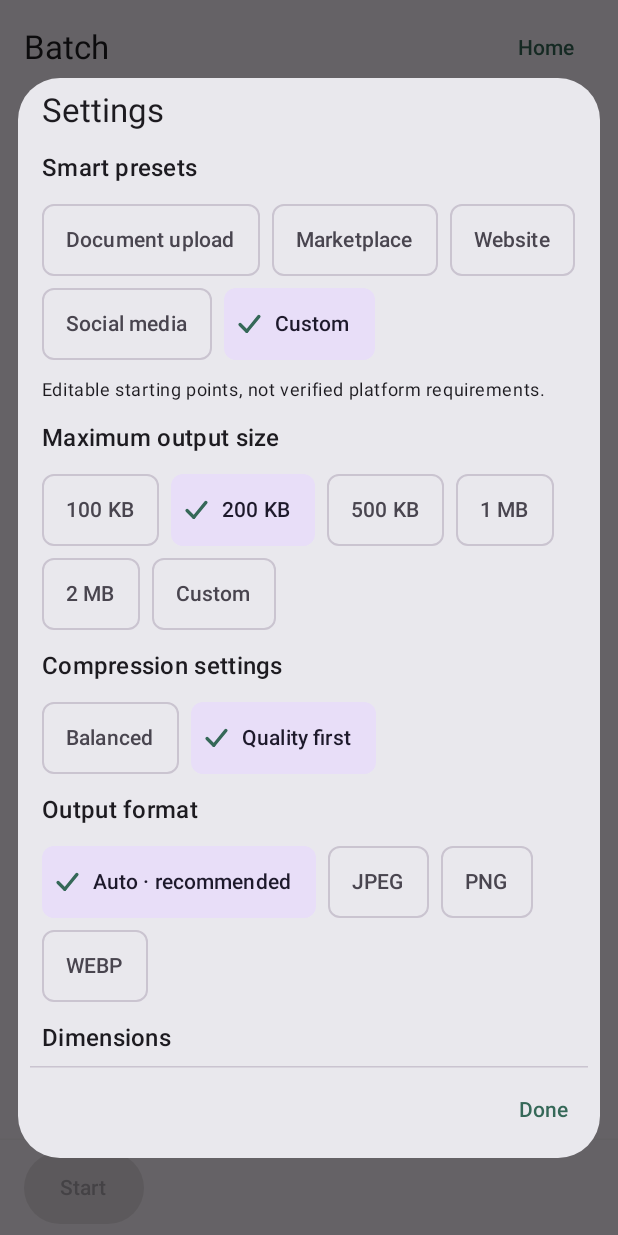
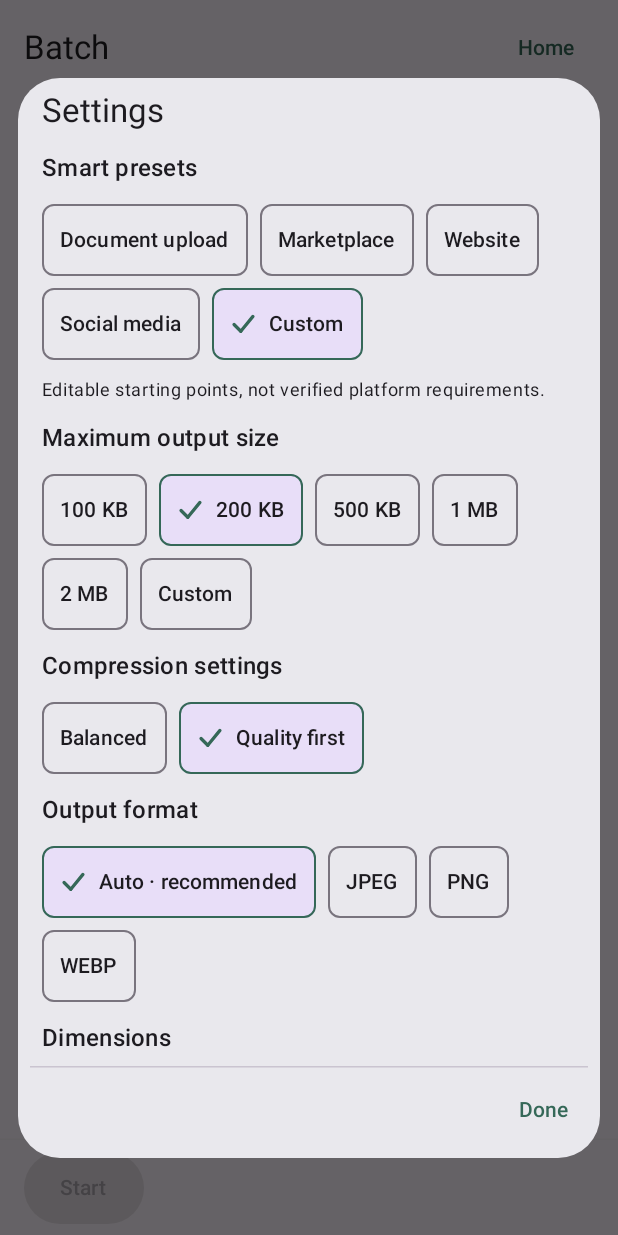
Before and after one commit to digitalfuturesolutions69/komprexo, an Android app built with Jetpack Compose: the screen it shows after launch (MainActivity), after a tap on "Settings", on a phone screen of 412 x 824 dp. Run offline under Robolectric (Android 15) with nearby library versions, the light colour scheme and no system bars; 1 other tap on this screen came first.

Commit message:
Keep dialog contrast and responsive choices explicit at large fonts

```diff
--- a/app/src/main/java/com/komprexo/app/ui/Phase2Screen.kt
+++ b/app/src/main/java/com/komprexo/app/ui/Phase2Screen.kt
@@ -84,7 +84,7 @@ fun Phase2Screen(model: Phase2ViewModel, onHome: ()->Unit) {
             FlowRow(Modifier.fillMaxWidth().navigationBarsPadding().imePadding().padding(horizontal=16.dp,vertical=8.dp),horizontalArrangement=Arrangement.spacedBy(8.dp),verticalArrangement=Arrangement.spacedBy(8.dp)) {
                 if(state.busy) OutlinedButton(model::cancel,modifier=Modifier.heightIn(min=48.dp).testTag("phase2Cancel")) { Text(stringResource(R.string.cancel)) }
                 else {
-                    Button(model::start,enabled=state.selection.isNotEmpty() && (batch || state.selection.first().source!=null),modifier=Modifier.heightIn(min=48.dp).testTag("phase2Start")) { Text(stringResource(R.string.process_images)) }
+                    if(state.outputs.isEmpty()) Button(model::start,enabled=state.selection.isNotEmpty() && (batch || state.selection.first().source!=null),modifier=Modifier.heightIn(min=48.dp).testTag("phase2Start")) { Text(stringResource(R.string.process_images)) }
                     if(state.outputs.isNotEmpty()) {
                         Button({ if(batch) {
                             try { folder.launch(Intent(Intent.ACTION_OPEN_DOCUMENT_TREE).addFlags(Intent.FLAG_GRANT_READ_URI_PERMISSION or Intent.FLAG_GRANT_WRITE_URI_PERMISSION)) }
@@ -127,6 +127,8 @@ fun Phase2Screen(model: Phase2ViewModel, onHome: ()->Unit) {
                             ResizeChoice.CUSTOM -> "${state.settings.width.ifBlank { "—" }} × ${state.settings.height.ifBlank { "—" }} · "+stringResource(if(state.settings.lockAspect) R.string.aspect_lock else R.string.custom_dimensions)
                         })
                         OutlinedButton({ showSettings=true },enabled=!state.busy,modifier=Modifier.heightIn(min=48.dp).testTag("toolSettings")) { Text(stringResource(R.string.tool_settings)) }
+                        if(state.outputs.isNotEmpty() && !state.busy) Button(model::start,
+                            modifier=Modifier.heightIn(min=48.dp).testTag("phase2Start")) { Text(stringResource(R.string.process_images)) }
                     }
                 }
                 if(state.settings.format==OutputFormat.JPEG && state.selection.any { it.thumbnail?.hasAlpha()==true })
--- a/app/src/main/java/com/komprexo/app/ui/ResponsiveComponents.kt
+++ b/app/src/main/java/com/komprexo/app/ui/ResponsiveComponents.kt
@@ -4,6 +4,12 @@ import android.view.WindowManager
 import android.os.Build
 import androidx.core.view.WindowInsetsControllerCompat
 import androidx.compose.foundation.Canvas
+import androidx.compose.foundation.BorderStroke
+import androidx.compose.foundation.selection.selectable
+import androidx.compose.ui.graphics.Color
+import androidx.compose.ui.geometry.Size
+import androidx.compose.ui.semantics.Role
+import androidx.compose.ui.platform.LocalDensity
 import androidx.compose.ui.geometry.Offset
 import androidx.compose.ui.graphics.StrokeCap
 import androidx.compose.foundation.isSystemInDarkTheme
@@ -49,10 +55,21 @@ fun ResponsiveSettingsDialog(title: String, onDismiss: () -> Unit, onConfirm: ()
                 val bars = WindowInsetsControllerCompat(window, window.decorView)
                 bars.isAppearanceLightStatusBars = !dark
                 bars.isAppearanceLightNavigationBars = !dark && Build.VERSION.SDK_INT >= 26
-                window.statusBarColor = android.graphics.Color.TRANSPARENT
+                window.statusBarColor = if(dark) android.graphics.Color.rgb(27,27,27) else android.graphics.Color.rgb(245,245,245)
                 window.navigationBarColor = if(dark || Build.VERSION.SDK_INT < 26) android.graphics.Color.rgb(27,27,27)
                     else android.graphics.Color.rgb(245,245,245)
             }
+        }
+        val density=LocalDensity.current
+        val statusHeight=WindowInsets.statusBars.getTop(density).toFloat()
+        val navigationHeight=WindowInsets.navigationBars.getBottom(density).toFloat()
+        val statusBackground=if(dark) Color(0xff1b1b1b) else Color(0xfff5f5f5)
+        val navigationBackground=if(dark || Build.VERSION.SDK_INT < 26) Color(0xff1b1b1b) else Color(0xfff5f5f5)
+        Box(Modifier.fillMaxSize()) {
+        // API 35+ draws transparent system bars: explicitly paint their inset areas.
+        Canvas(Modifier.matchParentSize()) {
+            drawRect(statusBackground,size=Size(size.width,statusHeight))
+            drawRect(navigationBackground,topLeft=Offset(0f,size.height-navigationHeight),size=Size(size.width,navigationHeight))
         }
         BoxWithConstraints(Modifier.fillMaxSize().safeDrawingPadding().imePadding().padding(12.dp),
             contentAlignment = androidx.compose.ui.Alignment.Center) {
@@ -72,6 +89,7 @@ fun ResponsiveSettingsDialog(title: String, onDismiss: () -> Unit, onConfirm: ()
                     }
                 }
             }
+        }
         }
     }
 }
@@ -96,15 +114,23 @@ fun WorkflowTopBar(title: String, enabled: Boolean = true, onHome: (() -> Unit)?
 }
 
 @Composable
-fun ChoiceChip(selected: Boolean, onClick: () -> Unit, label: @Composable () -> Unit, enabled: Boolean = true, modifier: Modifier = Modifier) {
+fun ChoiceChip(selected: Boolean, onClick: () -> Unit, label: @Composable () -> Unit,
+    modifier: Modifier = Modifier, enabled: Boolean = true) {
     val checkColor=MaterialTheme.colorScheme.primary
-    FilterChip(selected, onClick, enabled = enabled, modifier = modifier.heightIn(min = 48.dp),
-        label = label, leadingIcon = if (selected) ({
-            Canvas(Modifier.size(18.dp).clearAndSetSemantics {}) {
+    Surface(modifier=modifier.heightIn(min=48.dp).selectable(selected,onClick=onClick,enabled=enabled,role=Role.RadioButton),
+        shape=MaterialTheme.shapes.small,
+        color=if(selected) MaterialTheme.colorScheme.secondaryContainer else MaterialTheme.colorScheme.surface,
+        contentColor=if(enabled) MaterialTheme.colorScheme.onSurface else MaterialTheme.colorScheme.onSurface.copy(alpha=0.38f),
+        border=BorderStroke(1.dp,if(selected) checkColor else MaterialTheme.colorScheme.outline)) {
+        Row(Modifier.padding(horizontal=12.dp,vertical=8.dp),horizontalArrangement=Arrangement.spacedBy(8.dp),
+            verticalAlignment=androidx.compose.ui.Alignment.CenterVertically) {
+            if(selected) Canvas(Modifier.size(18.dp).clearAndSetSemantics {}) {
                 drawLine(checkColor,Offset(size.width * 0.15f,size.height * 0.5f),Offset(size.width * 0.4f,size.height * 0.75f),size.width * 0.12f,StrokeCap.Round)
                 drawLine(checkColor,Offset(size.width * 0.4f,size.height * 0.75f),Offset(size.width * 0.85f,size.height * 0.2f),size.width * 0.12f,StrokeCap.Round)
             }
-        }) else null)
+            ProvideTextStyle(MaterialTheme.typography.labelLarge) { label() }
+        }
+    }
 }
 
 // UI-only saver: keep editable compression resize controls across recreation/navigation.
```
Also changed, not shown: 4 other files.
